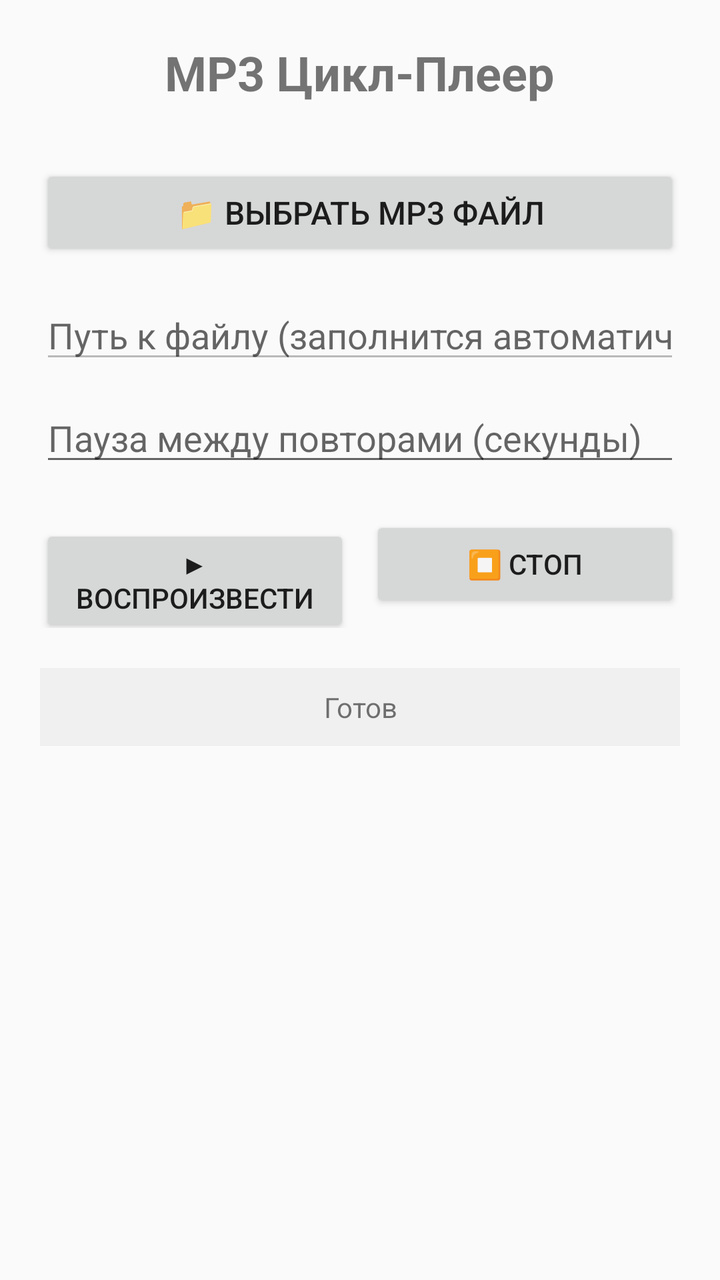
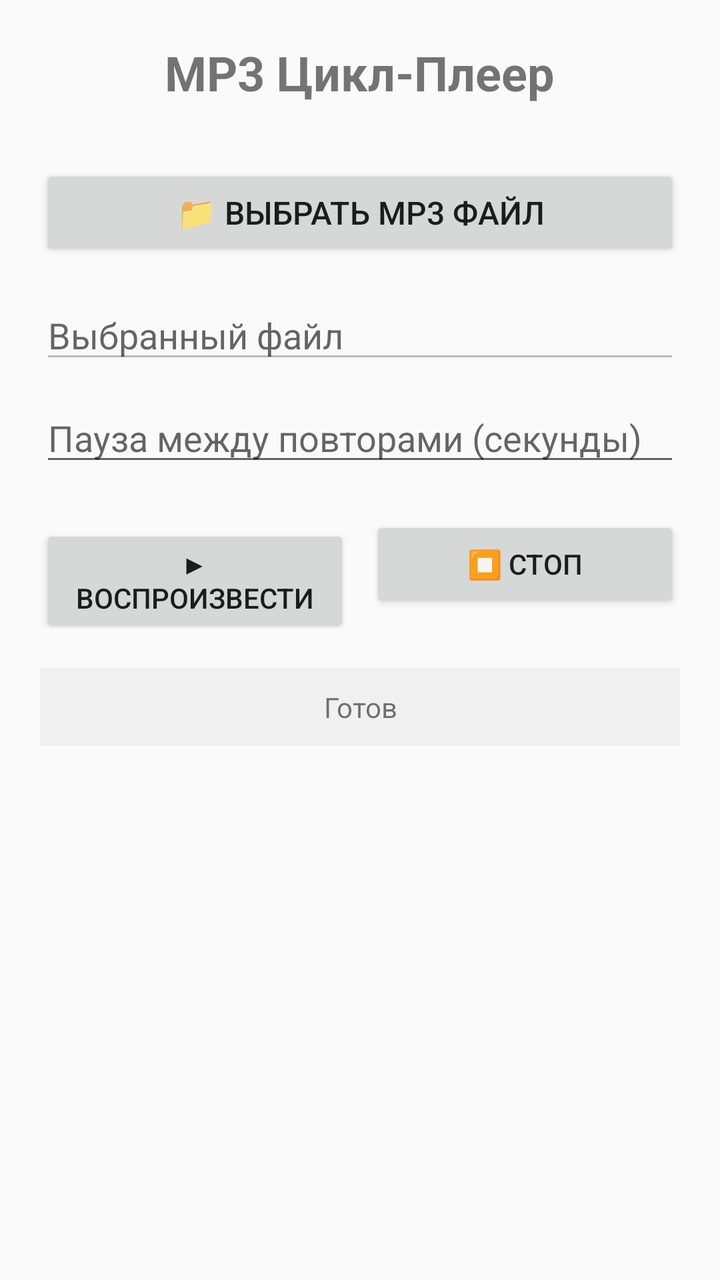

The first picture is an Android layout as it rendered before a commit; the second is the same layout after the commit. The layout source and the unified diff follow.
<!-- AndroidManifest.xml: application theme Theme.AppCompat.Light -->
<!-- res/layout/activity_main.xml -->
<?xml version="1.0" encoding="utf-8"?>
<LinearLayout xmlns:android="http://schemas.android.com/apk/res/android"
    android:layout_width="match_parent"
    android:layout_height="match_parent"
    android:orientation="vertical"
    android:padding="20dp"
    android:gravity="center_horizontal">

    <TextView
        android:layout_width="wrap_content"
        android:layout_height="wrap_content"
        android:text="MP3 Цикл-Плеер"
        android:textSize="24sp"
        android:textStyle="bold"
        android:layout_marginBottom="30dp"/>

    <Button
        android:id="@+id/btnSelect"
        android:layout_width="match_parent"
        android:layout_height="wrap_content"
        android:text="📁 Выбрать MP3 файл"
        android:textSize="16sp"
        android:layout_marginBottom="15dp"/>

    <EditText
        android:id="@+id/etPath"
        android:layout_width="match_parent"
        android:layout_height="wrap_content"
        android:hint="Путь к файлу (заполнится автоматически)"
        android:inputType="text"
        android:layout_marginBottom="10dp"
        android:enabled="false"
        android:textColor="#666"/>

    <EditText
        android:id="@+id/etPause"
        android:layout_width="match_parent"
        android:layout_height="wrap_content"
        android:hint="Пауза между повторами (секунды)"
        android:inputType="number"
        android:layout_marginBottom="20dp"/>

    <LinearLayout
        android:layout_width="match_parent"
        android:layout_height="wrap_content"
        android:orientation="horizontal">

        <Button
            android:id="@+id/btnPlay"
            android:layout_width="0dp"
            android:layout_height="wrap_content"
            android:layout_weight="1"
            android:text="▶ Воспроизвести"
            android:layout_marginEnd="10dp"/>

        <Button
            android:id="@+id/btnStop"
            android:layout_width="0dp"
            android:layout_height="wrap_content"
            android:layout_weight="1"
            android:text="⏹ Стоп"/>
    </LinearLayout>

    <TextView
        android:id="@+id/tvStatus"
        android:layout_width="match_parent"
        android:layout_height="wrap_content"
        android:text="Готов"
        android:gravity="center"
        android:layout_marginTop="20dp"
        android:padding="10dp"
        android:background="#f0f0f0"/>
</LinearLayout>
<!-- resources referenced by this layout -->
<resources>

</resources>

<!-- the commit's change to res/layout/activity_main.xml (unified diff, before → after) -->
@@ -23,10 +23,10 @@
         android:layout_marginBottom="15dp"/>
 
     <EditText
-        android:id="@+id/etPath"
+        android:id="@+id/etFileName"
         android:layout_width="match_parent"
         android:layout_height="wrap_content"
-        android:hint="Путь к файлу (заполнится автоматически)"
+        android:hint="Выбранный файл"
         android:inputType="text"
         android:layout_marginBottom="10dp"
         android:enabled="false"
